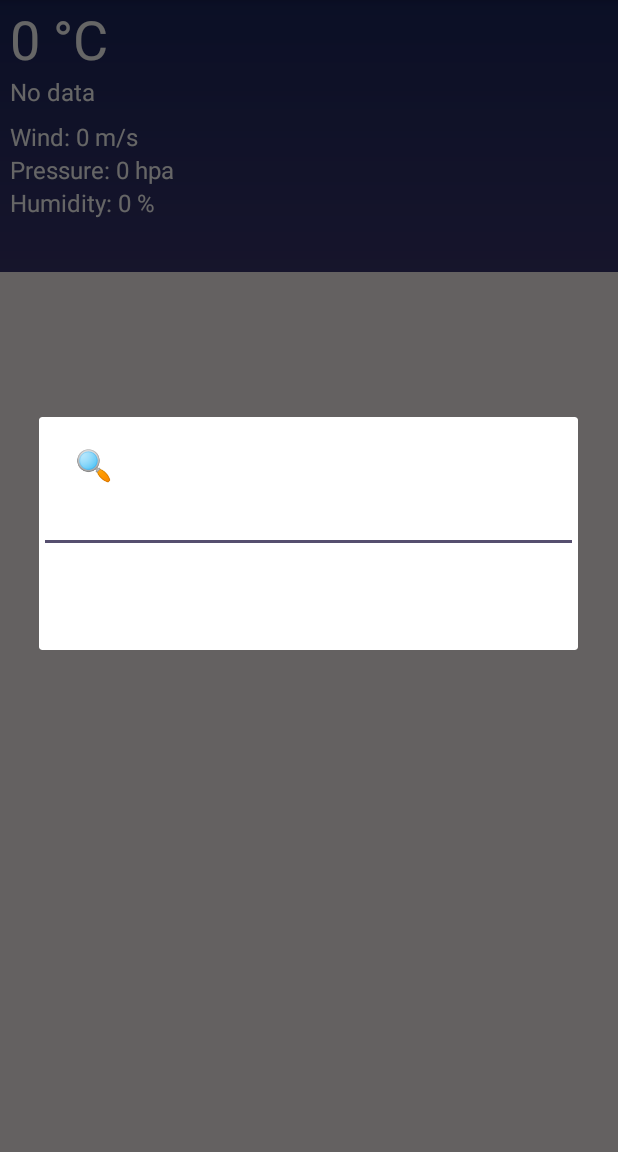
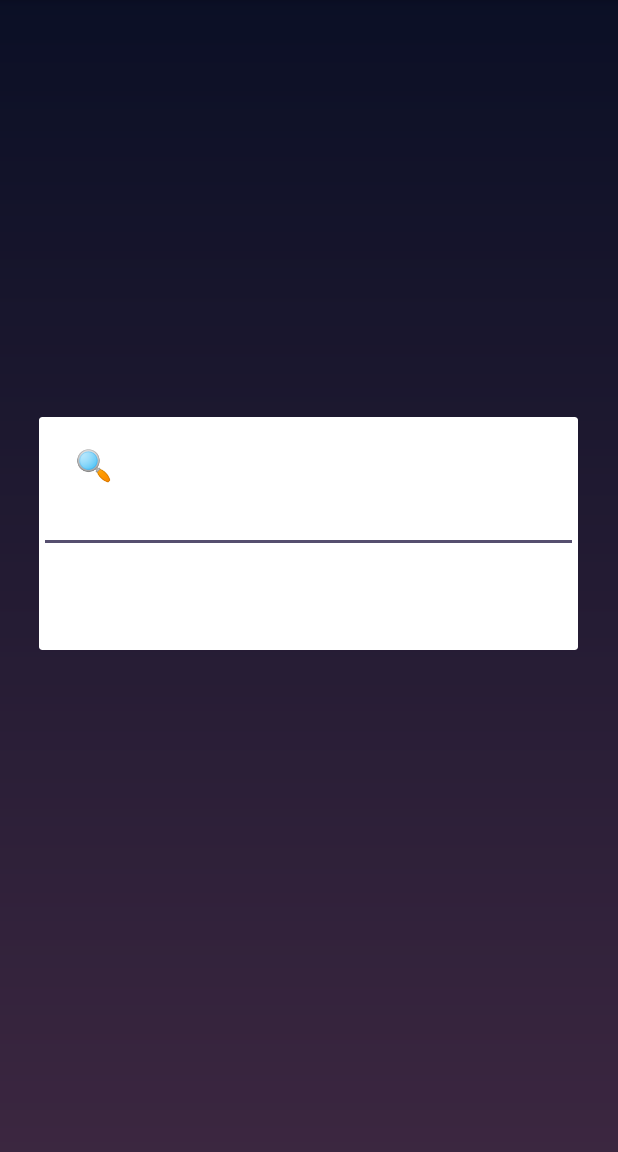
Before and after one commit to Peterprombutr/WeatherApp, an Android app: the SwipeRight5Days screen opened directly, with no data from a screen before it, after a tap on "Search Weather by City Name", on a phone screen of 412 x 824 dp, the part 84-1236 px from its top. Run offline under Robolectric (Android 15) with nearby library versions, the phone set to English and light mode, and no system bars; 1 statement that could not run was skipped.

Commit message:
Removal of Daily report from teh 5 days menu

```diff
--- a/app/src/main/res/layout/activity_swipe_right5_days.xml
+++ b/app/src/main/res/layout/activity_swipe_right5_days.xml
@@ -21,85 +21,6 @@
         app:popupTheme="@style/ThemeOverlay.AppCompat.Dark"
         app:titleTextColor="@color/colorTextSecondary" />
 
-    <RelativeLayout
-        android:id="@+id/titleLL"
-        android:layout_width="match_parent"
-        android:layout_height="180dp"
-        android:layout_margin="1dp"
-        app:layout_constraintTop_toBottomOf="@+id/app_toolbar"
-        tools:context=".MainActivity">
-
-        <TextView
-            android:id="@+id/todayTemperature"
-            android:layout_width="wrap_content"
-            android:layout_height="wrap_content"
-            android:layout_marginLeft="5dp"
-            android:text="0 °C"
-            android:textColor="@color/colorTextPrimary"
-            android:textSize="36dp" />
-
-        <TextView
-            android:id="@+id/todayDescription"
-            android:layout_width="wrap_content"
-            android:layout_height="wrap_content"
-            android:layout_below="@+id/todayTemperature"
-            android:layout_marginLeft="5dp"
-            android:text="No data"
-            android:textColor="@color/colorTextPrimary"
-            android:textSize="16dp" />
-
-        <TextView
-            android:id="@+id/todayWind"
-            android:layout_width="wrap_content"
-            android:layout_height="wrap_content"
-            android:layout_below="@+id/todayDescription"
-            android:layout_marginLeft="5dp"
-            android:layout_marginTop="8dp"
-            android:text="Wind: 0 m/s"
-            android:textColor="@color/colorTextPrimary"
-            android:textSize="16dp" />
-
-        <TextView
-            android:id="@+id/todayPressure"
-            android:layout_width="wrap_content"
-            android:layout_height="wrap_content"
-            android:layout_below="@+id/todayWind"
-            android:layout_marginLeft="5dp"
-            android:text="Pressure: 0 hpa"
-            android:textColor="@color/colorTextPrimary"
-            android:textSize="16dp" />
-
-        <TextView
-            android:id="@+id/todayHumidity"
-            android:layout_width="wrap_content"
-            android:layout_height="wrap_content"
-            android:layout_below="@+id/todayPressure"
-            android:layout_marginLeft="5dp"
-            android:text="Humidity: 0 %"
-            android:textColor="@color/colorTextPrimary"
-            android:textSize="16dp" />
-
-        <ImageView
-            android:id="@+id/imageViewWeather"
-            android:layout_width="132dp"
-            android:layout_height="128dp"
-            android:layout_alignWithParentIfMissing="false"
-            android:layout_alignParentEnd="true"
-            android:layout_alignParentRight="true"
-            android:layout_marginStart="8dp"
-            android:layout_marginTop="8dp"
-            android:layout_marginEnd="8dp"
-            android:layout_marginBottom="8dp"
-            android:contentDescription="@string/desc_weather"
-            app:layout_constraintBottom_toBottomOf="parent"
-            app:layout_constraintEnd_toEndOf="parent"
-            app:layout_constraintHorizontal_bias="0.966"
-            app:layout_constraintStart_toStartOf="parent"
-            app:layout_constraintTop_toTopOf="parent"
-            app:layout_constraintVertical_bias="0.151" />
-
-    </RelativeLayout>
-
     <TabHost
         android:id="@+id/tabHostT"
         android:layout_width="match_parent"
@@ -107,8 +28,8 @@
         android:layout_alignParentTop="false"
         android:layout_centerHorizontal="false"
         android:background="#Faf3f3"
-        app:layout_constraintBottom_toBottomOf="parent"
-        app:layout_constraintTop_toBottomOf="@+id/titleLL">
+        app:layout_constraintTop_toBottomOf="@id/app_toolbar"
+        >
 
         <LinearLayout
             android:layout_width="match_parent"
```
Also changed, not shown: app/src/main/java/com/androdocs/weatherapp/SwipeRight5Days.java (+0 -104 lines).
